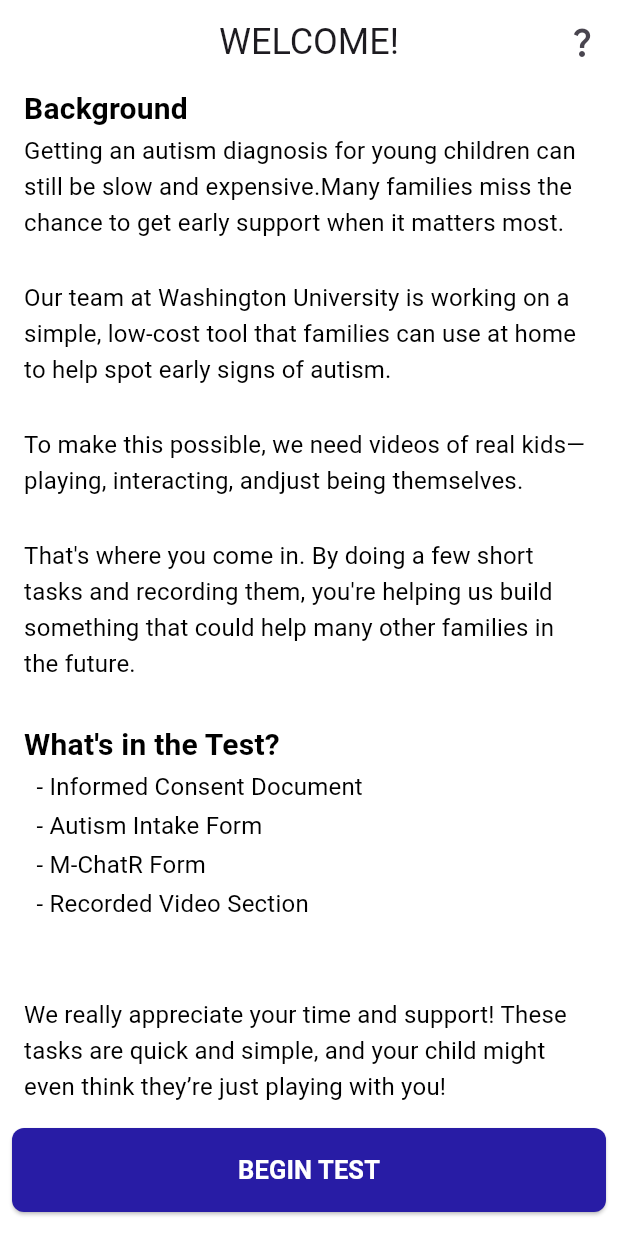
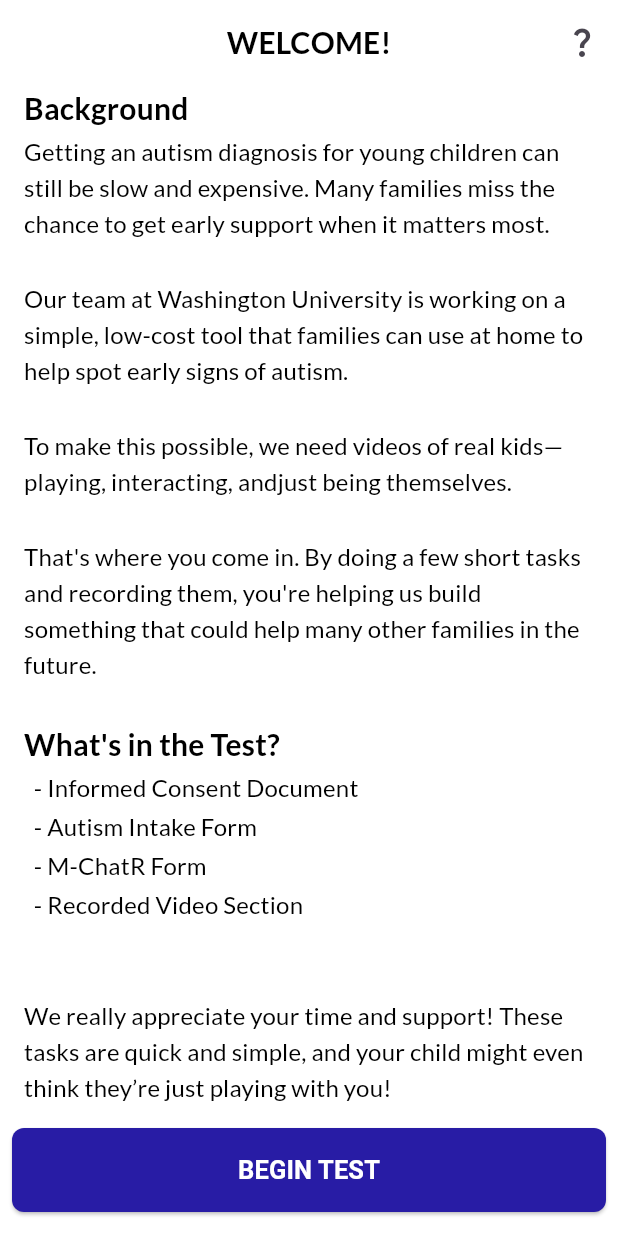
Before and after one commit to kevin200555/autism_ai_test, a Flutter app: the screen it shows after launch, on a phone screen of 412 x 824 dp. Run offline on Flutter 3.47's test engine with Material 3 defaults, Android fonts, the phone set to English and light mode, and no system bars; drawn by our look-alikes of auto_size_text; our stand-ins replace camera, google_fonts, video_player; missing offline and left inert: pdfx.

Commit message:
Added a new font, hopefully this makes things more consistent across Apple and Andriod changed some of the text_types

```diff
--- a/lib/main.dart
+++ b/lib/main.dart
@@ -20,7 +20,9 @@ class AutismAITest extends StatelessWidget {
   @override
   Widget build(BuildContext context) {
     //camera is passed around through all widgets and screens in the program
-    return MaterialApp(home: HomeScreen(camera: cameras[0]));
+    return MaterialApp(
+      home: HomeScreen(camera: cameras[0]),
+    );
   }
 } // EOF main.dart
 // unqiue User ID
--- a/lib/screens/data_gathering/ic_document_signing.dart
+++ b/lib/screens/data_gathering/ic_document_signing.dart
@@ -47,7 +47,7 @@ class _InformedConsentSigningScreenState extends State<InformedConsentSigningScr
     return Scaffold(
       backgroundColor: ColorTheme.background,
       appBar: AppBar(
-        title: SubTitle('INFORMED CONSENT SIGNING', style: TextStyle(fontSize: 18, color: ColorTheme.alternateTextColor)),
+        title: AppBarTitle('INFORMED CONSENT SIGNING', style: TextStyle(fontSize: 18, color: ColorTheme.alternateTextColor)),
         centerTitle: true,
         backgroundColor: ColorTheme.accent,
         iconTheme: IconThemeData(color: ColorTheme.alternateTextColor),
--- a/lib/screens/data_gathering/intake_form_screen.dart
+++ b/lib/screens/data_gathering/intake_form_screen.dart
@@ -38,7 +38,7 @@ class _IntakeFormScreenState extends State<IntakeFormScreen> {
     return Scaffold(
       backgroundColor: ColorTheme.background,
       appBar: AppBar(
-        title: SubTitle('INTAKE FORM', style: TextStyle(fontSize: 18, color: ColorTheme.alternateTextColor)),
+        title: AppBarTitle('INTAKE FORM', style: TextStyle(fontSize: 18, color: ColorTheme.alternateTextColor)),
         centerTitle: true,
         backgroundColor: ColorTheme.accent,
         iconTheme: IconThemeData(color: ColorTheme.alternateTextColor),
--- a/lib/screens/data_gathering/m_chatR_form_screen.dart
+++ b/lib/screens/data_gathering/m_chatR_form_screen.dart
@@ -36,7 +36,7 @@ class _MChatRFormScreenState extends State<MChatRFormScreen> {
     return Scaffold(
       backgroundColor: ColorTheme.background,
       appBar: AppBar(
-        title: SubTitle('M-CHATR FORM', style: TextStyle(fontSize: 20, color: ColorTheme.alternateTextColor)),
+        title: AppBarTitle('M-CHATR FORM', style: TextStyle(fontSize: 20, color: ColorTheme.alternateTextColor)),
         centerTitle: true,
         backgroundColor: ColorTheme.accent,
         iconTheme: IconThemeData(color: ColorTheme.alternateTextColor),
--- a/lib/screens/data_gathering/video_recording_section_screen.dart
+++ b/lib/screens/data_gathering/video_recording_section_screen.dart
@@ -201,10 +201,10 @@ class _GuidedRecorderState extends State<VideoRecordingSectionScreen> {
           mainAxisAlignment: MainAxisAlignment.start,
           crossAxisAlignment: CrossAxisAlignment.start,
           children: [
-            SubTitle('Instructions'),
+            AppBarTitle('Instructions'),
             BodyText(widget.instructions[currentStep]),
             BodyText(''),
-            SubTitle('Recording Section (Scroll Down)'),
+            AppBarTitle('Recording Section (Scroll Down)'),
             // Text that indicates to the user if they're recording or not, synced with the recording button
             SizedBox(
               width: double.infinity,
--- a/lib/screens/help_screens/help_screen.dart
+++ b/lib/screens/help_screens/help_screen.dart
@@ -33,7 +33,7 @@ class HelpScreen extends StatelessWidget {
           mainAxisAlignment: MainAxisAlignment.start,
           crossAxisAlignment: CrossAxisAlignment.start,
           children: [
-            SubTitle('Questions?', textAlign: TextAlign.left),
+            AppBarTitle('Questions?', textAlign: TextAlign.left),
             BodyText(
               'If you have any questions regarding how to record and upload your videos, please feel free to e-mail Daniel '
               'Gray (drgray@wustl.edu) and Jerry Yu (xiangxu@wustl.edu). Jerry is also available via text/phone at 737-'
--- a/lib/screens/information_screens/final_screen.dart
+++ b/lib/screens/information_screens/final_screen.dart
@@ -12,7 +12,7 @@ class FinalScreen extends StatelessWidget {
     return Scaffold(
       backgroundColor: ColorTheme.background,
       appBar: AppBar(
-        title: SubTitle('Thank you for completing the test!', style: TextStyle(fontSize: 14, fontWeight: FontWeight.bold)),
+        title: AppBarTitle('Thank you for completing the test!', style: TextStyle(fontSize: 14, fontWeight: FontWeight.bold)),
         centerTitle: true,
         backgroundColor: ColorTheme.background,
         actions: <Widget>[
@@ -32,13 +32,13 @@ class FinalScreen extends StatelessWidget {
           mainAxisAlignment: MainAxisAlignment.start,
           crossAxisAlignment: CrossAxisAlignment.start,
           children: [
-            SubTitle('All steps completed! We appreciate your time!\n', textAlign: TextAlign.left),
+            AppBarTitle('All steps completed! We appreciate your time!\n', textAlign: TextAlign.left),
             // Checkmark Icon
             SizedBox(
               width: double.infinity,
               child: Icon(Icons.check_circle, color: ColorTheme.green, size: MediaQuery.of(context).size.width * 0.3),
             ),
-            SubTitle('\nResults'),
+            AppBarTitle('\nResults'),
             BodyText(
               'Yeah idk what to put here (yet)',
             ),
--- a/lib/screens/information_screens/home_screen.dart
+++ b/lib/screens/information_screens/home_screen.dart
@@ -15,7 +15,7 @@ class HomeScreen extends StatelessWidget {
     return Scaffold(
       backgroundColor: ColorTheme.background,
       appBar: AppBar(
-        title: Text('WELCOME!', style: TextStyle(fontSize: 24)),
+        title: AppBarTitle('WELCOME!'),
         centerTitle: true,
         backgroundColor: ColorTheme.background,
         actions: <Widget>[
@@ -38,10 +38,10 @@ class HomeScreen extends StatelessWidget {
           mainAxisAlignment: MainAxisAlignment.start,
           crossAxisAlignment: CrossAxisAlignment.start,
           children: [
-            SubTitle('Background', textAlign: TextAlign.left),
+            AppBarTitle('Background', textAlign: TextAlign.left),
             BodyText(
               'Getting an autism diagnosis for young children can still be slow and expensive.'
-              'Many families miss the chance to get early support when it matters most.\n',
+              ' Many families miss the chance to get early support when it matters most.\n',
             ),
             BodyText(
               'Our team at Washington University is working on a simple, low-cost tool '
@@ -55,7 +55,7 @@ class HomeScreen extends StatelessWidget {
               'That\'s where you come in. By doing a few short tasks and recording them'
               ', you\'re helping us build something that could help many other families in the future.\n',
             ),
-            SubTitle('What\'s in the Test?', textAlign: TextAlign.left),
+            AppBarTitle('What\'s in the Test?', textAlign: TextAlign.left),
             BodyText('\t\t- Informed Consent Document'),
             BodyText('\t\t- Autism Intake Form'),
             BodyText('\t\t- M-ChatR Form'),
@@ -77,8 +77,7 @@ class HomeScreen extends StatelessWidget {
               Navigator.push(
                 context,
                 MaterialPageRoute(
-                  builder: (context) =>
-                      PdfViewerScreen(camera: camera),
+                  builder: (context) => PdfViewerScreen(camera: camera),
                 ),
               );
             },
--- a/lib/screens/information_screens/ic_document_screen.dart
+++ b/lib/screens/information_screens/ic_document_screen.dart
@@ -36,7 +36,7 @@ class _PdfViewerScreenState extends State<PdfViewerScreen> {
   Widget build(BuildContext context) {
     return Scaffold(
       appBar: AppBar(
-        title: SubTitle('Informed Consent Document'),
+        title: AppBarTitle('Informed Consent Document'),
         automaticallyImplyLeading: false
       ),
       //Views the PDF
--- a/lib/widgets/mutliple_choice_question_widget.dart
+++ b/lib/widgets/mutliple_choice_question_widget.dart
@@ -21,7 +21,7 @@ class MutlipleChoiceQuestionWidget extends StatelessWidget {
         crossAxisAlignment: CrossAxisAlignment.start,
         children: [
           // Question
-          SubTitle(multipleChoiceEntry[1]),
+          AppBarTitle(multipleChoiceEntry[1]),
           // Dropdown menu
           DropdownButton<String>(
             value: value,
--- a/lib/widgets/short_answer_question_widget.dart
+++ b/lib/widgets/short_answer_question_widget.dart
@@ -48,7 +48,7 @@ class _ShortAnswerQuestionWidgetState extends State<ShortAnswerQuestionWidget> {
       crossAxisAlignment: CrossAxisAlignment.start,
       children: [
         // Question prompt
-        SubTitle(widget.shortAnswerInstructions[1]),
+        AppBarTitle(widget.shortAnswerInstructions[1]),
         // Answer input field
         Padding(
           padding: EdgeInsets.fromLTRB(16, 2, 16, 2),
--- a/lib/widgets/text_types.dart
+++ b/lib/widgets/text_types.dart
@@ -1,6 +1,42 @@
 import 'package:autism_ai_test/constants/colors.dart';
 import 'package:auto_size_text/auto_size_text.dart';
 import 'package:flutter/material.dart';
+import 'package:google_fonts/google_fonts.dart';
+
+
+class AppBarTitle extends StatelessWidget {
+  final String text;
+  final TextAlign textAlign;
+  final double minFontSize;
+  final TextStyle? style;
+
+  const AppBarTitle(
+    this.text, {
+    super.key,
+    this.textAlign = TextAlign.left,
+    this.minFontSize = 12,
+    this.style,
+  });
+
+  @override
+  Widget build(BuildContext context) {
+    return Padding(
+      padding: const EdgeInsets.fromLTRB(16, 1, 16, 1),
+      child: AutoSizeText(
+        text,
+        textAlign: textAlign,
+        minFontSize: minFontSize,
+        style: style ??
+            GoogleFonts.lato(
+              textStyle: Theme.of(context).textTheme.titleMedium,
+              color: ColorTheme.textColor,
+              fontSize: 20,
+              fontWeight: FontWeight.bold,
+            ),
+      ),
+    );
+  }
+}
 
 //The purpose of this class is to store various configuations for AutoSizedText
 //With this, I should be able to type out text, without having to worry about the text not fitting
@@ -8,7 +44,6 @@ class SubTitle extends StatelessWidget {
   final String text;
   final TextAlign textAlign;
   final double minFontSize;
-  final int maxLines;
   final TextStyle? style;
 
   const SubTitle(
@@ -17,20 +52,19 @@ class SubTitle extends StatelessWidget {
     this.textAlign = TextAlign.left,
     this.minFontSize = 12,
     this.style,
-    this.maxLines = 1,
   });
 
   @override
   Widget build(BuildContext context) {
     return Padding(
-      padding: EdgeInsets.fromLTRB(16, 1, 16, 1),
+      padding: const EdgeInsets.fromLTRB(16, 1, 16, 1),
       child: AutoSizeText(
         text,
         textAlign: textAlign,
         minFontSize: minFontSize,
-        style:
-            style ??
-            Theme.of(context).textTheme.titleMedium?.copyWith(
+        style: style ??
+            GoogleFonts.lato(
+              textStyle: Theme.of(context).textTheme.titleMedium,
               color: ColorTheme.textColor,
               fontSize: 20,
               fontWeight: FontWeight.bold,
@@ -57,17 +91,17 @@ class BodyText extends StatelessWidget {
   @override
   Widget build(BuildContext context) {
     return Padding(
-      padding: EdgeInsets.fromLTRB(16, 1, 16, 1),
+      padding: const EdgeInsets.fromLTRB(16, 1, 16, 1),
       child: AutoSizeText(
         text,
         textAlign: textAlign,
         minFontSize: minFontSize,
-        style:
-            style ??
-            Theme.of(context).textTheme.titleMedium?.copyWith(
+        style: style ??
+            GoogleFonts.lato(
+              textStyle: Theme.of(context).textTheme.titleMedium,
               color: ColorTheme.textColor,
               fontSize: 16,
-              fontWeight: FontWeight.normal,
+              fontWeight: FontWeight.w400,
             ),
       ),
     );
@@ -109,13 +143,13 @@ class RichBodyText extends StatelessWidget {
 }
 
 
-class BodyTextBold extends StatelessWidget {
+class BoldBodyText extends StatelessWidget {
   final String text;
   final TextAlign textAlign;
   final double minFontSize;
   final TextStyle? style;
 
-  const BodyTextBold(
+  const BoldBodyText(
     this.text, {
     super.key,
     this.textAlign = TextAlign.left,
@@ -126,14 +160,14 @@ class BodyTextBold extends StatelessWidget {
   @override
   Widget build(BuildContext context) {
     return Padding(
-      padding: EdgeInsets.fromLTRB(16, 1, 16, 1),
+      padding: const EdgeInsets.fromLTRB(16, 1, 16, 1),
       child: AutoSizeText(
         text,
         textAlign: textAlign,
         minFontSize: minFontSize,
-        style:
-            style ??
-            Theme.of(context).textTheme.titleMedium?.copyWith(
+        style: style ??
+            GoogleFonts.lato(
+              textStyle: Theme.of(context).textTheme.titleMedium,
               color: ColorTheme.textColor,
               fontSize: 16,
               fontWeight: FontWeight.bold,
--- a/pubspec.yaml
+++ b/pubspec.yaml
@@ -28,6 +28,7 @@ environment:
 # the latest version available on pub.dev. To see which dependencies have newer
 # versions available, run `flutter pub outdated`.
 dependencies:
+  google_fonts: ^6.1.0
   flutter:
     sdk: flutter
 
```
Also changed, not shown: lib/screens/information_screens/video_section_info_screen.dart (+8 -8 lines), assets/fonts/Lato-Bold.ttf (added), assets/fonts/Lato-Regular.ttf (added), pubspec.lock.
